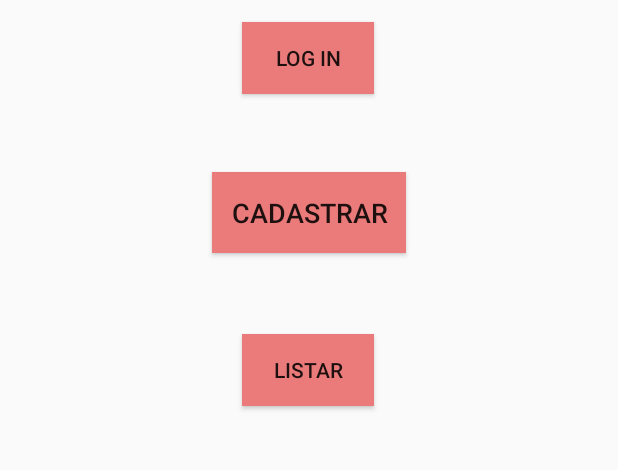
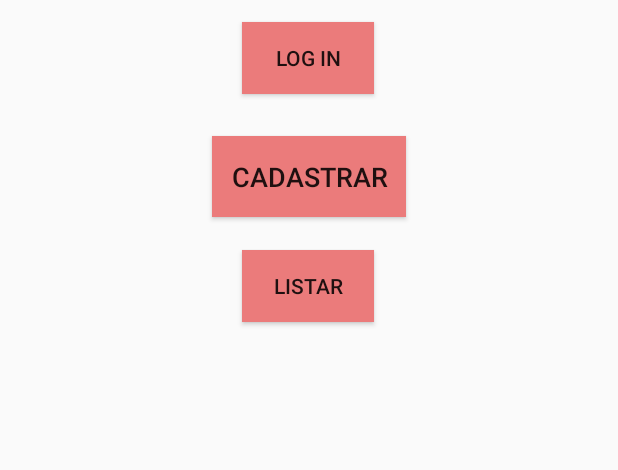
Before and after one commit to ana2pn/MPOO_20192, an Android app: the screen it shows after launch (MainActivity), on a phone screen of 412 x 824 dp, the part 464-934 px from its top. Run offline under Robolectric (Android 15) with nearby library versions, the phone set to English and light mode, and no system bars.

```diff
--- a/app/src/main/res/layout/activity_main.xml
+++ b/app/src/main/res/layout/activity_main.xml
@@ -10,10 +10,10 @@
         android:id="@+id/btnCadastrar"
         android:layout_width="129dp"
         android:layout_height="54dp"
-        android:layout_marginTop="424dp"
+        android:layout_marginTop="400dp"
         android:background="#EB7B7B"
         android:text="CADASTRAR"
-        android:textColorLink="#07080E"
+        android:textColorLink="#7EFFFFFF"
         android:textSize="18sp"
         app:layout_constraintEnd_toEndOf="parent"
         app:layout_constraintStart_toStartOf="parent"
@@ -59,7 +59,7 @@
         android:id="@+id/btnListar"
         android:layout_width="wrap_content"
         android:layout_height="wrap_content"
-        android:layout_marginTop="532dp"
+        android:layout_marginTop="476dp"
         android:background="#EB7B7B"
         android:text="LISTAR"
         app:layout_constraintEnd_toEndOf="parent"
--- a/app/src/main/res/layout/activity_recycler_view_pizza.xml
+++ b/app/src/main/res/layout/activity_recycler_view_pizza.xml
@@ -10,7 +10,7 @@
         android:id="@+id/barra_superior"
         android:layout_width="match_parent"
         android:layout_height="wrap_content"
-        android:background="#AF0D25"
+        android:background="#EB7B7B"
         android:minHeight="?attr/actionBarSize"
         android:theme="?attr/actionBarTheme"
         app:layout_constraintTop_toTopOf="parent"
@@ -24,7 +24,7 @@
         android:layout_height="wrap_content"
         android:layout_centerHorizontal="true"
         android:layout_marginTop="16dp"
-        android:text="Pizza"
+        android:text="Pizzas no Sistema"
         android:textColor="#FEF7F7F7"
         android:textSize="24sp"
         app:layout_constraintEnd_toEndOf="@+id/barra_superior"
```
